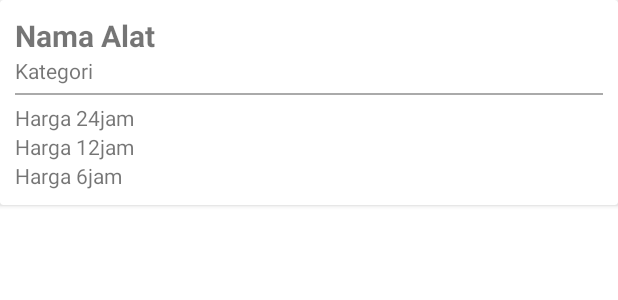
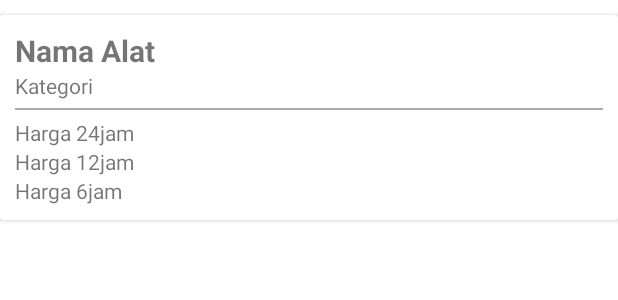
Before and after one commit to yogaiw/rental-kamera-android, an Android app: the layout item_alat.xml on its own in the app's theme, with its tools: preview values and no code run, on a phone screen of 412 x 824 dp. Shown: the top 300 px of the screen. Run offline under Robolectric (Android 15) with nearby library versions, the phone set to English and light mode, and no system bars.

```diff
--- a/app/src/main/java/com/hureyo/rentalkameramobile/Api.kt
+++ b/app/src/main/java/com/hureyo/rentalkameramobile/Api.kt
@@ -1,5 +1,6 @@
 package com.hureyo.rentalkameramobile
 
+import com.hureyo.rentalkameramobile.models.AlatResponse
 import retrofit2.Call
 import retrofit2.http.GET
 
--- a/app/src/main/java/com/hureyo/rentalkameramobile/MainActivity.kt
+++ b/app/src/main/java/com/hureyo/rentalkameramobile/MainActivity.kt
@@ -3,6 +3,8 @@ package com.hureyo.rentalkameramobile
 import androidx.appcompat.app.AppCompatActivity
 import android.os.Bundle
 import androidx.recyclerview.widget.LinearLayoutManager
+import com.hureyo.rentalkameramobile.adapters.AlatAdapter
+import com.hureyo.rentalkameramobile.models.AlatResponse
 import kotlinx.android.synthetic.main.activity_main.*
 import retrofit2.Call
 import retrofit2.Callback
--- a/app/src/main/java/com/hureyo/rentalkameramobile/AlatAdapter.kt
+++ b/app/src/main/java/com/hureyo/rentalkameramobile/adapters/AlatAdapter.kt
@@ -1,9 +1,11 @@
-package com.hureyo.rentalkameramobile
+package com.hureyo.rentalkameramobile.adapters
 
 import android.view.LayoutInflater
 import android.view.View
 import android.view.ViewGroup
 import androidx.recyclerview.widget.RecyclerView
+import com.hureyo.rentalkameramobile.models.AlatResponse
+import com.hureyo.rentalkameramobile.R
 import com.hureyo.rentalkameramobile.helper.toRupiah
 import kotlinx.android.synthetic.main.item_alat.view.*
 
--- a/app/src/main/java/com/hureyo/rentalkameramobile/AlatResponse.kt
+++ b/app/src/main/java/com/hureyo/rentalkameramobile/models/AlatResponse.kt
@@ -1,4 +1,4 @@
-package com.hureyo.rentalkameramobile
+package com.hureyo.rentalkameramobile.models
 
 data class AlatResponse(
     val nama_alat: String?,
--- a/app/src/main/res/layout/item_alat.xml
+++ b/app/src/main/res/layout/item_alat.xml
@@ -1,12 +1,14 @@
 <?xml version="1.0" encoding="utf-8"?>
 <androidx.cardview.widget.CardView xmlns:android="http://schemas.android.com/apk/res/android"
     android:layout_width="match_parent"
-    android:layout_height="wrap_content">
+    android:layout_height="wrap_content"
+    android:elevation="10sp"
+    android:layout_marginVertical="10sp">
     <LinearLayout
         android:layout_width="match_parent"
         android:layout_height="wrap_content"
         android:orientation="vertical"
-        android:padding="10sp">
+        android:padding="10dp">
         <TextView
             android:id="@+id/tv_nama_alat"
             android:layout_width="wrap_content"
```
